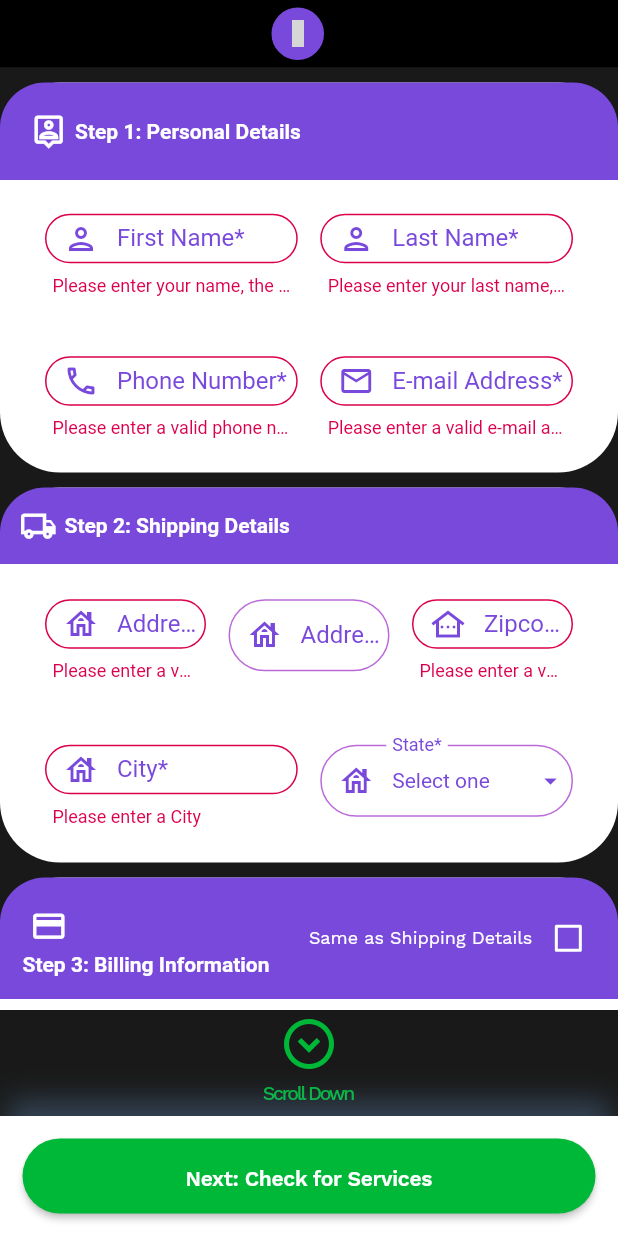
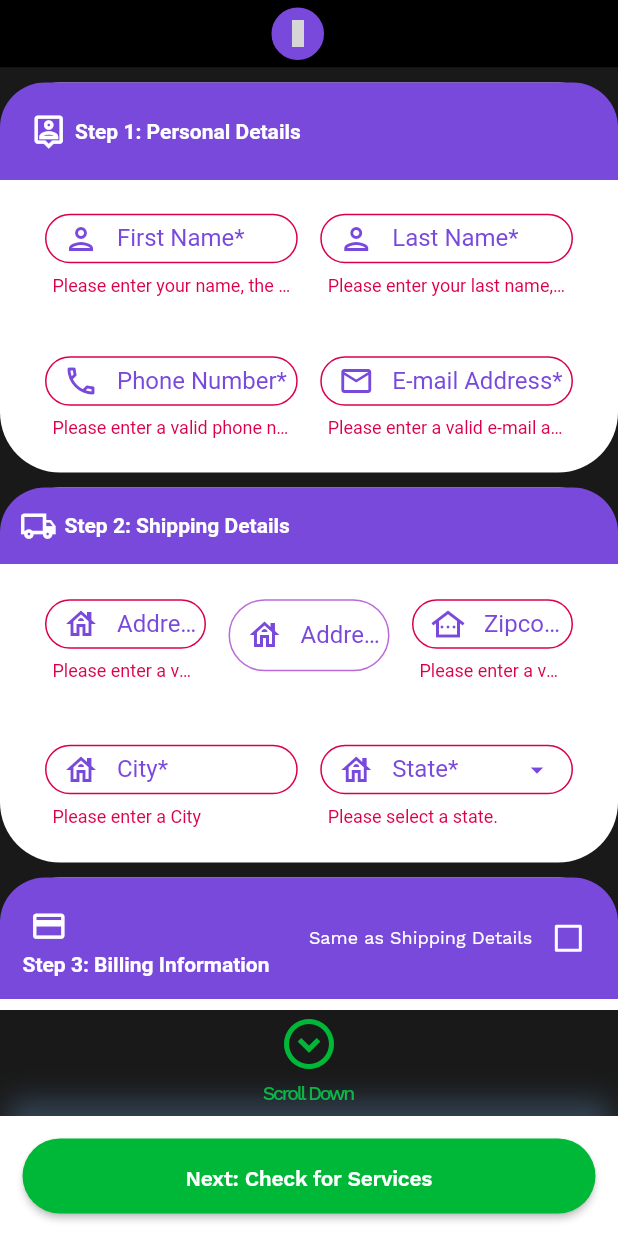
Before and after one commit to CB-Luna/uwifi_map_services, a Flutter app: the screen it shows after launch, after a tap on an icon or button, on a phone screen of 412 x 824 dp. Run offline on Flutter 3.47's test engine with Material 2 defaults, Android fonts, the phone set to English and light mode, and no system bars; our stand-ins replace badges, clay_containers, dio, email_validator, fluro, flutter_credit_card and 5 more; missing offline and left inert: dart:html, dart:js, google_maps, pointer_interceptor, restart_app; accounts and stored records are empty; grey boxes are pictures that could not be loaded.

Commit message:
Se agrega validator a State*

```diff
--- a/lib/ui/views/stepsViews/step2_shipping_details_form.dart
+++ b/lib/ui/views/stepsViews/step2_shipping_details_form.dart
@@ -211,9 +211,13 @@ class _Step2ShippingDetailsFormState extends State<Step2ShippingDetailsForm> {
                         ),
                         Expanded(
                           child: CustomDropDown(
+                            validator: (value) {
+                              return (value == "" || value == null)
+                                ? 'Please select a state.'
+                                : null;
+                            },
                             maxHeight: 55,
                             icon: Icons.house_outlined,
-                            hint: "Select one",
                             label: 'State*',
                             width: double.infinity,
                             list: customerPDSDCCController.stateCodes.values.toList(),
--- a/lib/ui/views/stepsViews/widgets/custom_drop_down.dart
+++ b/lib/ui/views/stepsViews/widgets/custom_drop_down.dart
@@ -12,7 +12,7 @@ class CustomDropDown extends StatefulWidget {
     required this.width,
     required this.maxHeight,
     required this.icon,
-    this.hint,
+    required this.validator,
   });
 
   final double width;
@@ -22,7 +22,7 @@ class CustomDropDown extends StatefulWidget {
   final String? dropdownValue;
   final Function(String?) onChanged;
   final IconData icon;
-  final String? hint;
+  final String? Function(String?) validator;
 
   @override
   State<CustomDropDown> createState() => _CustomDropDownState();
@@ -31,17 +31,14 @@ class CustomDropDown extends StatefulWidget {
 class _CustomDropDownState extends State<CustomDropDown> {
   @override
   Widget build(BuildContext context) {
-    return InputDecorator(
+    return DropdownButtonFormField<String>(
+      autovalidateMode: AutovalidateMode.onUserInteraction,
       decoration: CustomInputs().formInputDecoration(
       label: widget.label,
       icon: widget.icon,
-        maxHeight: widget.maxHeight),
-      child: DropdownButton<String>(
+      maxHeight: widget.maxHeight) ,
+      validator: widget.validator,
       isExpanded: true,
-        hint: Text(
-          widget.hint ?? '',
-          style: const TextStyle(color: colorPrimary),
-        ),
       icon: const Icon(
         Icons.arrow_drop_down,
         color: colorPrimary,
@@ -51,7 +48,6 @@ class _CustomDropDownState extends State<CustomDropDown> {
       elevation: 0,
       dropdownColor: colorBgWhite,
       style: const TextStyle(color: colorPrimary),
-        underline: const SizedBox.shrink(),
       onChanged: widget.onChanged,
       value: widget.dropdownValue,
       items: widget.list.map<DropdownMenuItem<String>>((String value) {
@@ -66,7 +62,6 @@ class _CustomDropDownState extends State<CustomDropDown> {
           ),
         );
       }).toList(),
-      ),
     );
   }
 }
--- a/lib/ui/views/stepsViews/widgets/custom_form_credit_card.dart
+++ b/lib/ui/views/stepsViews/widgets/custom_form_credit_card.dart
@@ -154,9 +154,13 @@ class CustomFormCreditCard extends StatelessWidget {
                         ),
                         Flexible(
                           child: CustomDropDown(
+                            validator: (value) {
+                              return (value == "" || value == null)
+                                ? 'Please select a state.'
+                                : null;
+                            },
                             maxHeight: 55,
                             icon: Icons.house_outlined,
-                            hint: "Select one",
                             label: 'State*',
                             width: double.infinity,
                             list: customerPDSDCCController.stateCodes.values.toList(),
```
Lines whose indentation alone changed are shown as unchanged.
